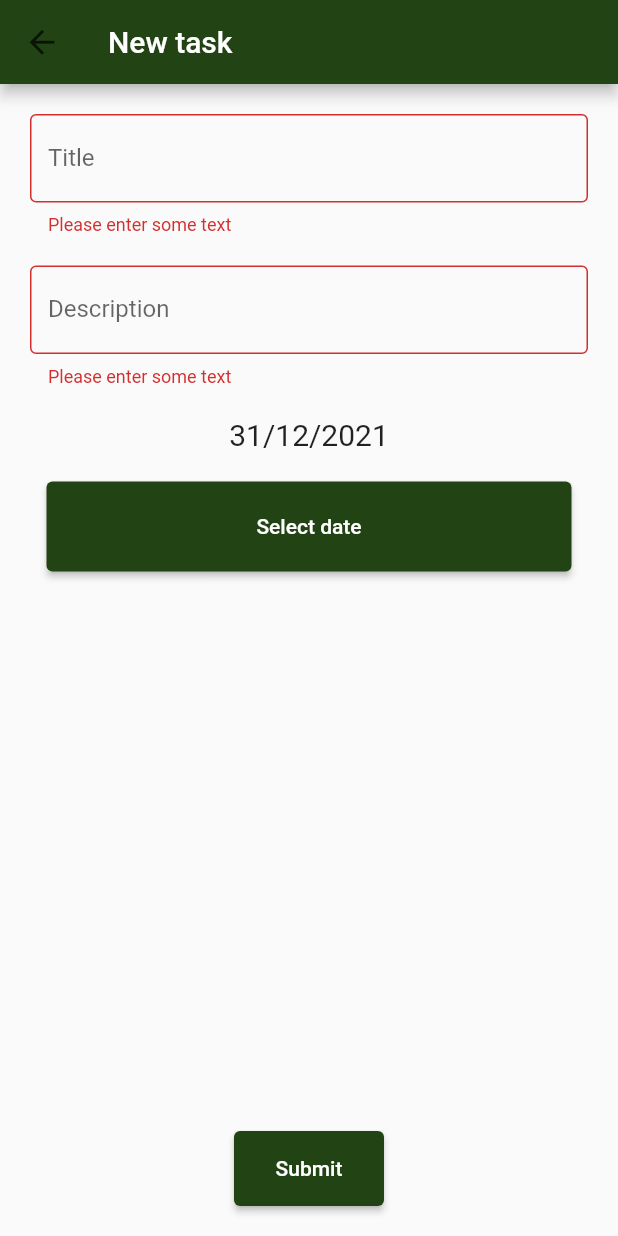
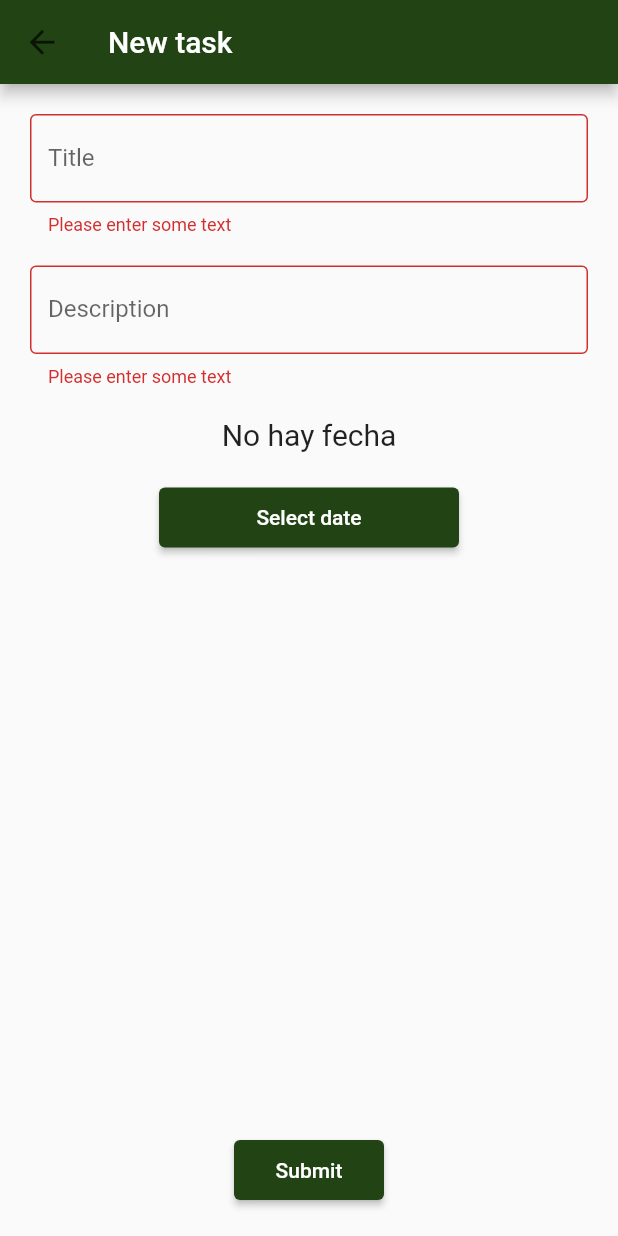
Before and after one commit to magicmcallister/app, a Flutter app: the TaskScreen screen opened directly, after a tap on "Submit", on a phone screen of 412 x 824 dp. Run offline on Flutter 3.47's test engine with Material 2 defaults, Android fonts, the light colour scheme and no system bars; our stand-ins replace flutter_dotenv.

Commit message:
add create and view tasks with date

```diff
--- a/lib/main.dart
+++ b/lib/main.dart
@@ -5,7 +5,7 @@ import 'package:app/constant.dart';
 import 'package:flutter_dotenv/flutter_dotenv.dart';
 
 Future main() async {
-  await dotenv.load(fileName: "../.env");
+  await dotenv.load(fileName: ".env");
   runApp(MyApp());
 }
 
--- a/lib/screen/task.dart
+++ b/lib/screen/task.dart
@@ -2,6 +2,7 @@ import 'package:flutter/material.dart';
 import 'dart:async';
 import 'dart:convert';
 import 'package:http/http.dart' as http;
+import 'package:intl/intl.dart';
 
 import 'package:app/constant.dart';
 import 'package:app/screen/menu.dart';
@@ -16,16 +17,22 @@ class TaskScreen extends StatefulWidget {
 
 class _TaskScreenState extends State<TaskScreen> {
   final _formKey = GlobalKey<FormState>();
-  DateTime _dateTime = DateTime.now();
+  DateFormat dateFormat = DateFormat("yyyy-MM-dd");
+  var _dateTime;
 
   bool isLoading = false;
-  var newTaskData;
+  late Map newTaskData;
+  String dateText = "No hay fecha";
+
+  TextEditingController taskTitle = new TextEditingController();
+  TextEditingController taskDescription = new TextEditingController();
 
   postTask() async {
     setState(() {
       isLoading = true;
     });
     var taskBody = json.encode(newTaskData);
+    print(taskBody);
     var response = await http.post(Uri.parse(postTaskUrl),
         headers: headers, body: taskBody);
     if (response.statusCode == 200) {
@@ -69,9 +76,6 @@ class _TaskScreenState extends State<TaskScreen> {
   }
 
   Widget buildForm() {
-    TextEditingController taskTitle = new TextEditingController();
-    TextEditingController taskDescription = new TextEditingController();
-
     return Form(
         key: _formKey,
         child: Container(
@@ -122,10 +126,30 @@ class _TaskScreenState extends State<TaskScreen> {
                 height: 20,
               ),
               Container(
-                child: Text(
-                  "${_dateTime.day}/${_dateTime.month}/${_dateTime.year}",
-                  style: TextStyle(fontSize: 20),
-                ),
+                child: (_dateTime == null)
+                    ? Text("No hay fecha", style: TextStyle(fontSize: 20),)
+                    : Container(
+                        child: Row(
+                          mainAxisAlignment: MainAxisAlignment.center,
+                          children: [
+                            TextButton(
+                              style: TextButton.styleFrom(
+                                primary: Colors.black,
+                              ),
+                              onPressed: () {
+                                _dateTime = null;
+                                setState(() {
+                                  dateText = "No hay fecha";
+                                });
+                              },
+                              child: Text(
+                                dateText,
+                              style: TextStyle(fontSize: 20, color: Colors.grey),
+                              ),
+                            )
+                          ],
+                        ),
+                      ),
                 decoration: BoxDecoration(),
               ),
               SizedBox(
@@ -135,18 +159,35 @@ class _TaskScreenState extends State<TaskScreen> {
                   onPressed: () async {
                     DateTime? _newDate = await showDatePicker(
                         context: context,
-                        initialDate: _dateTime,
+                        initialDate: DateTime.now(),
                         firstDate: DateTime(2015),
-                        lastDate: DateTime(2050));
+                        lastDate: DateTime(2050),
+                        builder: (context, child) {
+                          return Theme(data: Theme.of(context).copyWith(
+                            colorScheme: ColorScheme.light(
+                              primary: kPrimaryColor, // header background color
+                              onPrimary: Colors.black, // header text color
+                              onSurface: Colors.black, // body text color
+                            ),
+                            textButtonTheme: TextButtonThemeData(
+                              style: TextButton.styleFrom(
+                                primary: kPrimaryColor, // button text color
+                              ),
+                            ),
+                          ), child: child!)
+                        });
                     if (_newDate != null) {
                       setState(() {
                         _dateTime = _newDate;
+                        setState(() {
+                                 dateText = "${_dateTime.day}/${_dateTime.month}/${_dateTime.year}";
+                                });
                       });
                     }
                   },
                   child: const Text('Select date'),
                   style: ElevatedButton.styleFrom(
-                      primary: kPrimaryColor, fixedSize: Size(350, 60))),
+                      primary: kPrimaryColor,  fixedSize: Size(200, 40))),
               Expanded(child: SizedBox()),
               Align(
                 alignment: Alignment.bottomCenter,
@@ -154,7 +195,38 @@ class _TaskScreenState extends State<TaskScreen> {
                     onPressed: () {
                       if (_formKey.currentState != null) {
                         if (_formKey.currentState!.validate()) {
-                          newTaskData = {
+                          if (_dateTime != null)
+                          {
+                            newTaskData = {
+                            "parent": {
+                              "database_id": "3afff078e210449d9fc9d49da2d3711d"
+                            },
+                            "properties": {
+                              "name": {
+                                "title": [
+                                  {
+                                    "text": {"content": taskTitle.text}
+                                  }
+                                ]
+                              },
+                              "description": {
+                                "rich_text": [
+                                  {
+                                    "type": "text",
+                                    "text": {"content": taskDescription.text}
+                                  }
+                                ]
+                              },
+                              "date": {
+                                "date": {
+                                  "start": dateFormat.format(_dateTime)
+                                }
+                              }
+                            }
+                          };
+                          }
+                          else {
+                            newTaskData = {
                             "parent": {
                               "database_id": "3afff078e210449d9fc9d49da2d3711d"
                             },
@@ -176,6 +248,7 @@ class _TaskScreenState extends State<TaskScreen> {
                               },
                             }
                           };
+                          }
                           _postTask();
                           Future.delayed(Duration(milliseconds: 400), () {
                             // 5 seconds over, navigate to Menu.
@@ -191,7 +264,7 @@ class _TaskScreenState extends State<TaskScreen> {
                     },
                     child: const Text('Submit'),
                     style: ElevatedButton.styleFrom(
-                        primary: kPrimaryColor, fixedSize: Size(100, 50))),
+                        primary: kPrimaryColor, fixedSize: Size(100, 40))),
               )
             ],
           ),
--- a/pubspec.yaml
+++ b/pubspec.yaml
@@ -37,6 +37,7 @@ dependencies:
   flutter_svg: ^0.17.4
   flutter_dotenv: ^5.0.2
   http: ^0.13.4
+  intl: ^0.17.0
 
 dev_dependencies:
   flutter_test:
```
Also changed, not shown: lib/client/notion.dart (+11 -2 lines), lib/screen/menu.dart (+13 -9 lines), pubspec.lock.
